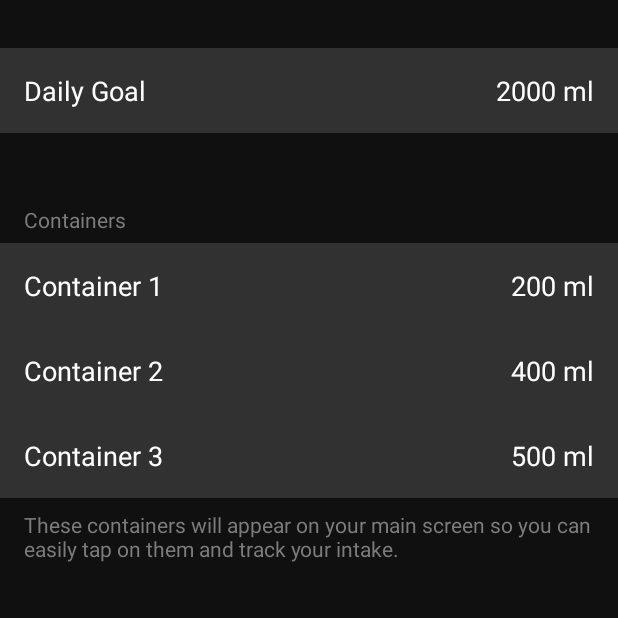
After one commit to gergo225/hydration-app, an Android app: the fragment SettingsFragment shown on its own in the app's theme, on a phone screen of 412 x 824 dp, the top half of it. The commit adds this screen. Run offline under Robolectric (Android 15) with nearby library versions, the phone set to English and light mode, and no system bars; our stand-ins replace data binding.

Commit message:
Add Settings page

```diff
--- /dev/null
+++ b/app/src/main/java/com/gergo225/hydrationapp/ui/settings/SettingsFragment.kt
@@ -0,0 +1,38 @@
+package com.gergo225.hydrationapp.ui.settings
+
+import androidx.lifecycle.ViewModelProvider
+import android.os.Bundle
+import androidx.fragment.app.Fragment
+import android.view.LayoutInflater
+import android.view.View
+import android.view.ViewGroup
+import com.gergo225.hydrationapp.databinding.FragmentSettingsBinding
+import com.gergo225.hydrationapp.repository.preferences.UserPreferences
+
+class SettingsFragment : Fragment() {
+
+    private lateinit var settingsViewModel: SettingsViewModel
+    private var _binding: FragmentSettingsBinding? = null
+
+    private val binding get() = _binding!!
+
+    override fun onCreateView(
+        inflater: LayoutInflater, container: ViewGroup?,
+        savedInstanceState: Bundle?
+    ): View {
+        val application = requireNotNull(this.activity).application
+        val userPreferences = UserPreferences(application)
+        val settingsViewModelFactory = SettingsViewModelFactory(userPreferences)
+        settingsViewModel =
+            ViewModelProvider(this, settingsViewModelFactory).get(SettingsViewModel::class.java)
+
+        _binding = FragmentSettingsBinding.inflate(inflater, container, false)
+
+        binding.settingsViewModel = settingsViewModel
+
+        binding.lifecycleOwner = this
+
+        return binding.root
+    }
+
+}
--- /dev/null
+++ b/app/src/main/java/com/gergo225/hydrationapp/ui/settings/SettingsViewModel.kt
@@ -0,0 +1,13 @@
+package com.gergo225.hydrationapp.ui.settings
+
+import androidx.lifecycle.ViewModel
+import com.gergo225.hydrationapp.repository.preferences.UserPreferences
+
+class SettingsViewModel(preferences: UserPreferences) : ViewModel() {
+
+    val hydrationGoal = preferences.hydrationGoalLiveData
+    val container1Size = preferences.container1LiveData
+    val container2Size = preferences.container2LiveData
+    val container3Size = preferences.container3LiveData
+
+}
--- /dev/null
+++ b/app/src/main/java/com/gergo225/hydrationapp/ui/settings/SettingsViewModelFactory.kt
@@ -0,0 +1,18 @@
+package com.gergo225.hydrationapp.ui.settings
+
+import androidx.lifecycle.ViewModel
+import androidx.lifecycle.ViewModelProvider
+import com.gergo225.hydrationapp.repository.preferences.UserPreferences
+
+class SettingsViewModelFactory(private val preferences: UserPreferences) :
+    ViewModelProvider.Factory {
+
+    @Suppress("unchecked_cast")
+    override fun <T : ViewModel> create(modelClass: Class<T>): T {
+        if (modelClass.isAssignableFrom(SettingsViewModel::class.java)) {
+            return SettingsViewModel(preferences) as T
+        }
+        throw IllegalArgumentException("Unknown ViewModel class")
+    }
+
+}
--- /dev/null
+++ b/app/src/main/res/layout/fragment_settings.xml
@@ -0,0 +1,173 @@
+<?xml version="1.0" encoding="utf-8"?>
+<layout xmlns:android="http://schemas.android.com/apk/res/android"
+    xmlns:app="http://schemas.android.com/apk/res-auto"
+    xmlns:tools="http://schemas.android.com/tools">
+
+    <data>
+
+        <variable
+            name="settingsViewModel"
+            type="com.gergo225.hydrationapp.ui.settings.SettingsViewModel" />
+
+    </data>
+
+    <androidx.constraintlayout.widget.ConstraintLayout
+        android:layout_width="match_parent"
+        android:layout_height="match_parent"
+        android:background="@color/black"
+        tools:context=".ui.settings.SettingsFragment">
+
+        <androidx.constraintlayout.widget.ConstraintLayout
+            android:id="@+id/daily_goal_row"
+            android:layout_width="match_parent"
+            android:layout_height="wrap_content"
+            android:layout_marginTop="@dimen/settings_top_margin"
+            android:background="@color/light_black"
+            android:padding="@dimen/settings_row_padding"
+            app:layout_constraintLeft_toLeftOf="parent"
+            app:layout_constraintRight_toRightOf="parent"
+            app:layout_constraintTop_toTopOf="parent">
+
+            <TextView
+                android:layout_width="wrap_content"
+                android:layout_height="wrap_content"
+                android:text="@string/daily_goal"
+                android:textColor="@color/white"
+                android:textSize="@dimen/body_font_size"
+                app:layout_constraintBottom_toBottomOf="parent"
+                app:layout_constraintLeft_toLeftOf="parent"
+                app:layout_constraintTop_toTopOf="parent" />
+
+            <TextView
+                android:layout_width="wrap_content"
+                android:layout_height="wrap_content"
+                android:text="@{@string/ml_suffix(settingsViewModel.hydrationGoal)}"
+                android:textColor="@color/white"
+                android:textSize="@dimen/body_font_size"
+                app:layout_constraintBottom_toBottomOf="parent"
+                app:layout_constraintRight_toRightOf="parent"
+                app:layout_constraintTop_toTopOf="parent"
+                tools:text="2000 ml" />
+        </androidx.constraintlayout.widget.ConstraintLayout>
+
+        <TextView
+            android:id="@+id/containers_group_label"
+            android:layout_width="wrap_content"
+            android:layout_height="wrap_content"
+            android:layout_marginStart="@dimen/settings_row_padding"
+            android:layout_marginTop="@dimen/containers_group_top_margin"
+            android:paddingBottom="6dp"
+            android:text="@string/containers_group_text"
+            android:textColor="@color/light_grey"
+            app:layout_constraintLeft_toLeftOf="parent"
+            app:layout_constraintTop_toBottomOf="@id/daily_goal_row" />
+
+        <androidx.constraintlayout.widget.ConstraintLayout
+            android:id="@+id/container1_row"
+            android:layout_width="match_parent"
+            android:layout_height="wrap_content"
+            android:background="@color/light_black"
+            android:padding="@dimen/settings_row_padding"
+            app:layout_constraintLeft_toLeftOf="parent"
+            app:layout_constraintRight_toRightOf="parent"
+            app:layout_constraintTop_toBottomOf="@id/containers_group_label">
+
+            <TextView
+                android:layout_width="wrap_content"
+                android:layout_height="wrap_content"
+                android:text="@string/container_1"
+                android:textColor="@color/white"
+                android:textSize="@dimen/body_font_size"
+                app:layout_constraintBottom_toBottomOf="parent"
+                app:layout_constraintLeft_toLeftOf="parent"
+                app:layout_constraintTop_toTopOf="parent" />
+
+            <TextView
+                android:layout_width="wrap_content"
+                android:layout_height="wrap_content"
+                android:text="@{@string/ml_suffix(settingsViewModel.container1Size)}"
+                android:textColor="@color/white"
+                android:textSize="@dimen/body_font_size"
+                app:layout_constraintBottom_toBottomOf="parent"
+                app:layout_constraintRight_toRightOf="parent"
+                app:layout_constraintTop_toTopOf="parent"
+                tools:text="200 ml" />
+        </androidx.constraintlayout.widget.ConstraintLayout>
+
+        <androidx.constraintlayout.widget.ConstraintLayout
+            android:id="@+id/container2_row"
+            android:layout_width="match_parent"
+            android:layout_height="wrap_content"
+            android:background="@color/light_black"
+            android:padding="@dimen/settings_row_padding"
+            app:layout_constraintLeft_toLeftOf="parent"
+            app:layout_constraintRight_toRightOf="parent"
+            app:layout_constraintTop_toBottomOf="@id/container1_row">
+
+            <TextView
+                android:layout_width="wrap_content"
+                android:layout_height="wrap_content"
+                android:text="@string/container_2"
+                android:textColor="@color/white"
+                android:textSize="@dimen/body_font_size"
+                app:layout_constraintBottom_toBottomOf="parent"
+                app:layout_constraintLeft_toLeftOf="parent"
+                app:layout_constraintTop_toTopOf="parent" />
+
+            <TextView
+                android:layout_width="wrap_content"
+                android:layout_height="wrap_content"
+                android:text="@{@string/ml_suffix(settingsViewModel.container2Size)}"
+                android:textColor="@color/white"
+                android:textSize="@dimen/body_font_size"
+                app:layout_constraintBottom_toBottomOf="parent"
+                app:layout_constraintRight_toRightOf="parent"
+                app:layout_constraintTop_toTopOf="parent"
+                tools:text="400 ml" />
+        </androidx.constraintlayout.widget.ConstraintLayout>
+
+        <androidx.constraintlayout.widget.ConstraintLayout
+            android:id="@+id/container3_row"
+            android:layout_width="match_parent"
+            android:layout_height="wrap_content"
+            android:background="@color/light_black"
+            android:padding="@dimen/settings_row_padding"
+            app:layout_constraintLeft_toLeftOf="parent"
+            app:layout_constraintRight_toRightOf="parent"
+            app:layout_constraintTop_toBottomOf="@id/container2_row">
+
+            <TextView
+                android:layout_width="wrap_content"
+                android:layout_height="wrap_content"
+                android:text="@string/container_3"
+                android:textColor="@color/white"
+                android:textSize="@dimen/body_font_size"
+                app:layout_constraintBottom_toBottomOf="parent"
+                app:layout_constraintLeft_toLeftOf="parent"
+                app:layout_constraintTop_toTopOf="parent" />
+
+            <TextView
+                android:layout_width="wrap_content"
+                android:layout_height="wrap_content"
+                android:text="@{@string/ml_suffix(settingsViewModel.container3Size)}"
+                android:textColor="@color/white"
+                android:textSize="@dimen/body_font_size"
+                app:layout_constraintBottom_toBottomOf="parent"
+                app:layout_constraintRight_toRightOf="parent"
+                app:layout_constraintTop_toTopOf="parent"
+                tools:text="500 ml" />
+        </androidx.constraintlayout.widget.ConstraintLayout>
+
+        <TextView
+            android:layout_width="match_parent"
+            android:layout_height="wrap_content"
+            android:layout_marginHorizontal="@dimen/settings_row_padding"
+            android:layout_marginTop="8dp"
+            android:text="@string/settings_containers_help"
+            android:textColor="@color/light_grey"
+            app:layout_constraintLeft_toLeftOf="parent"
+            app:layout_constraintRight_toRightOf="parent"
+            app:layout_constraintTop_toBottomOf="@id/container3_row" />
+
+    </androidx.constraintlayout.widget.ConstraintLayout>
+</layout>
--- a/app/src/main/res/values/dimens.xml
+++ b/app/src/main/res/values/dimens.xml
@@ -4,6 +4,9 @@
     <dimen name="activity_vertical_margin">16dp</dimen>
     <dimen name="toolbar_margin">8dp</dimen>
     <dimen name="add_hydration_horizontal_margin">8dp</dimen>
+    <dimen name="history_chart_top_margin">8dp</dimen>
+    <dimen name="update_value_help_top_margin">32dp</dimen>
+    <dimen name="settings_top_margin">32dp</dimen>
 
 
     <!-- Font sizes -->
@@ -11,10 +14,15 @@
     <dimen name="navigation_font_size">11pt</dimen>
     <dimen name="buttons_list_font_size">16pt</dimen>
     <dimen name="legend_font_size">11pt</dimen>
-    <dimen name="body_font_size">16sp</dimen>
+    <dimen name="body_font_size">18sp</dimen>
     <dimen name="glass_percentage_font_size">64sp</dimen>
     <dimen name="goal_container_font_size">36pt</dimen>
     <dimen name="daily_hydration_history_font_size">18pt</dimen>
     <dimen name="toolbar_accent_line_thickness">2dp</dimen>
     <dimen name="toolbar_height">64dp</dimen>
+    <dimen name="list_date_font_size">16sp</dimen>
+    <dimen name="list_percentage_font_size">16sp</dimen>
+    <dimen name="update_value_input_font_size">48sp</dimen>
+    <dimen name="settings_row_padding">16dp</dimen>
+    <dimen name="containers_group_top_margin">48dp</dimen>
 </resources>
--- a/app/src/main/res/values/strings.xml
+++ b/app/src/main/res/values/strings.xml
@@ -2,6 +2,8 @@
     <string name="app_name">Hydration App</string>
     <string name="navigation_text_today">Today</string>
     <string name="title_history">History</string>
+
+    <!-- Home page -->
     <string name="title_home">Today\'s progress</string>
     <string name="glass_image_description">Outline of a glass</string>
     <string name="home_message">Happy you\'re back to track your healthy habit of staying hydrated.</string>
@@ -9,4 +11,17 @@
     <string name="ml_suffix">%d ml</string>
     <string name="percentage_suffix">%d%%</string>
     <string name="goal_format">of %d ml Goal</string>
+
+    <!-- History page -->
+    <string name="history_description">Here you can see your hydration data for the last 30 days</string>
+    <string name="checkmark_description">Green checkmark</string>
+
+    <!-- Settings page -->
+    <string name="containers_group_text">Containers</string>
+    <string name="settings_containers_help">These containers will appear on your main screen so you can easily tap on them and track your intake.</string>
+    <string name="title_settings">Settings</string>
+    <string name="daily_goal">Daily Goal</string>
+    <string name="container_1">Container 1</string>
+    <string name="container_2">Container 2</string>
+    <string name="container_3">Container 3</string>
 </resources>
```
